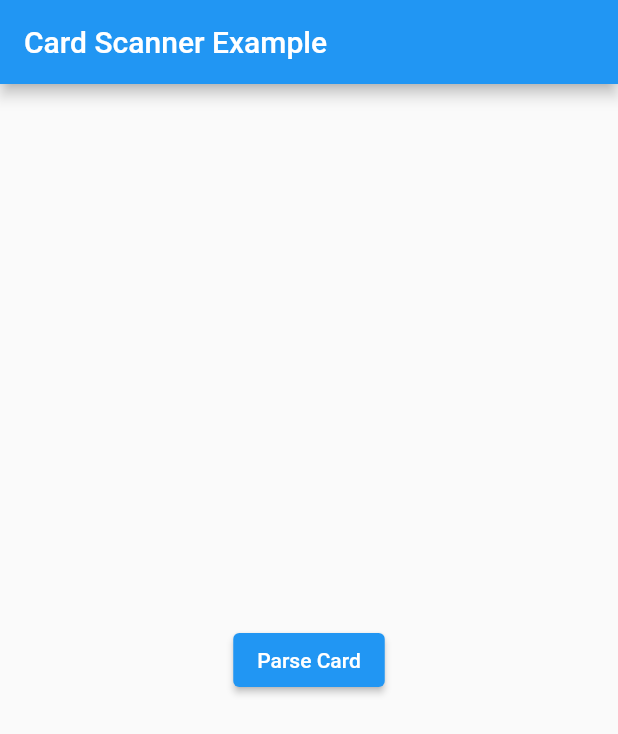
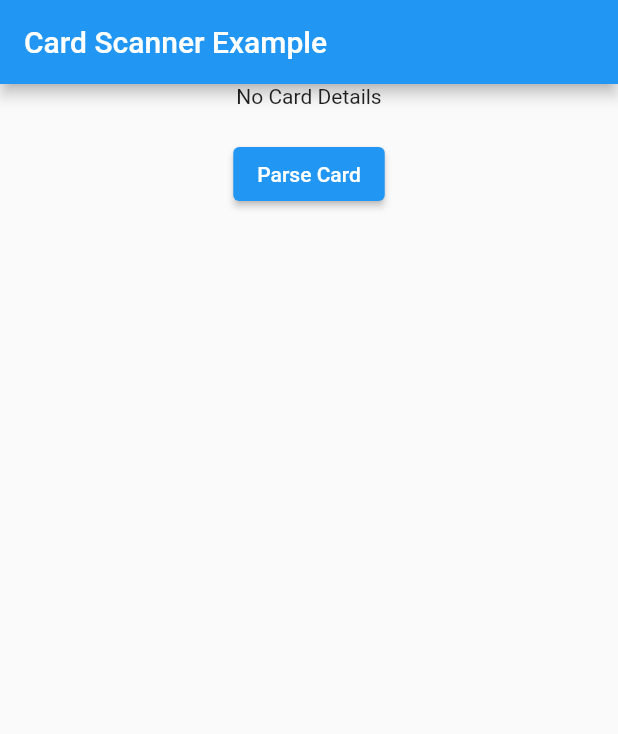
Before and after one commit to OnixFlutterTeam/ml_card_scanner, a Flutter app: the screen it shows after launch, on a phone screen of 412 x 824 dp. Shown: the top 734 px of the screen. Run offline on Flutter 3.47's test engine with Material 2 defaults, Android fonts, the phone set to English and light mode, and no system bars; our stand-ins replace camera, permission_handler; missing offline and left inert: google_ml_kit.

Commit message:
- fixed ios sett.

```diff
--- a/example/lib/main.dart
+++ b/example/lib/main.dart
@@ -13,6 +13,8 @@ class MainScreen extends StatefulWidget {
 }
 
 class _MainScreenState extends State<MainScreen> {
+  CardInfo? _cardInfo;
+
   @override
   Widget build(BuildContext context) {
     return Scaffold(
@@ -20,11 +22,19 @@ class _MainScreenState extends State<MainScreen> {
         title: const Text('Card Scanner Example'),
       ),
       body: Center(
-        child: ElevatedButton(
-          onPressed: () {
-            _parseCard(context);
-          },
-          child: const Text('Parse Card'),
+        child: Column(
+          children: [
+            Text(_cardInfo?.toString() ?? 'No Card Details'),
+            const SizedBox(
+              height: 20,
+            ),
+            ElevatedButton(
+              onPressed: () {
+                _parseCard(context);
+              },
+              child: const Text('Parse Card'),
+            ),
+          ],
         ),
       ),
     );
@@ -38,6 +48,8 @@ class _MainScreenState extends State<MainScreen> {
         overlayText: "Scanner card",
         scannerDelay: 600,
         routes: Routes.cupertinoPageRoute);
-    print('Card Parsed: ${cardInfo.toString()}');
+    setState(() {
+      _cardInfo = cardInfo;
+    });
   }
 }
--- a/pubspec.yaml
+++ b/pubspec.yaml
@@ -12,7 +12,7 @@ dependencies:
     sdk: flutter
   camera: ^0.9.4+19
   google_ml_kit: ^0.7.3
-  firebase_core: ^1.13.1
+  firebase_core: ^1.15.0
   permission_handler: ^9.2.0
 
 dev_dependencies:
```
Also changed, not shown: example/pubspec.lock, 6 other files.
